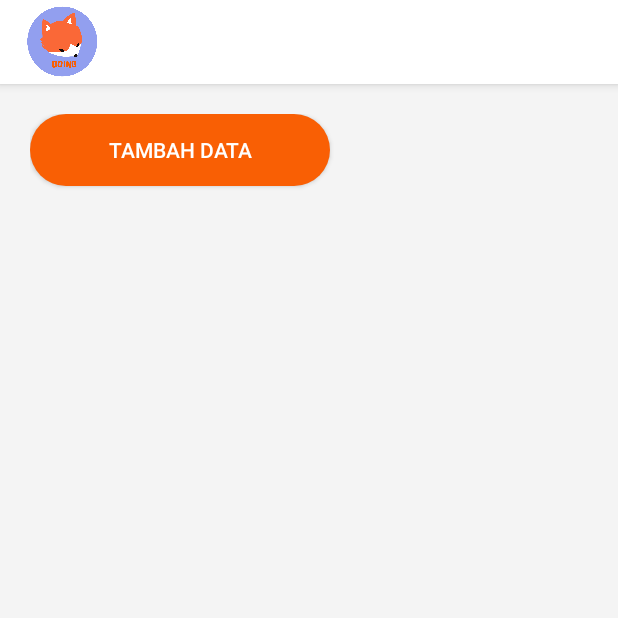
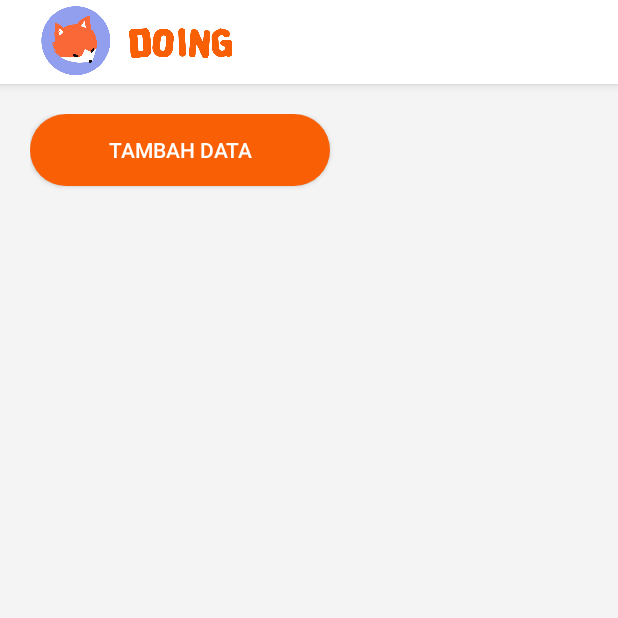
Before and after one commit to fafahirafa/ProjectUASFirebase, an Android app: the ListActivity screen opened directly, with no data from a screen before it, on a phone screen of 412 x 824 dp, the top half of it. Run offline under Robolectric (Android 15) with nearby library versions, the phone set to English and light mode, and no system bars; our stand-ins replace Firebase (no records; nobody signed in at launch, a user with empty details on screens opened directly).

Commit message:
commit
beenrrin yg salah

```diff
--- a/app/src/main/res/layout/activity_form.xml
+++ b/app/src/main/res/layout/activity_form.xml
@@ -22,9 +22,9 @@
             android:foregroundGravity="top"
             android:gravity="top">
             <ImageView
-                android:layout_width="50dp"
+                android:layout_width="150dp"
                 android:layout_height="50dp"
-                android:src="@drawable/logo1"/>
+                android:src="@drawable/logo3"/>
         </android.support.v7.widget.Toolbar>
     </android.support.design.widget.AppBarLayout>
 
--- a/app/src/main/res/layout/activity_list.xml
+++ b/app/src/main/res/layout/activity_list.xml
@@ -22,9 +22,9 @@
             android:foregroundGravity="top"
             android:gravity="top">
             <ImageView
-                android:layout_width="50dp"
+                android:layout_width="150dp"
                 android:layout_height="50dp"
-                android:src="@drawable/logo1"/>
+                android:src="@drawable/logo3"/>
         </android.support.v7.widget.Toolbar>
     </android.support.design.widget.AppBarLayout>
 
```
Also changed, not shown: app/src/main/java/id/ac/pnj/projectuasfirebase/ListActivity.java (+18 -0 lines).
